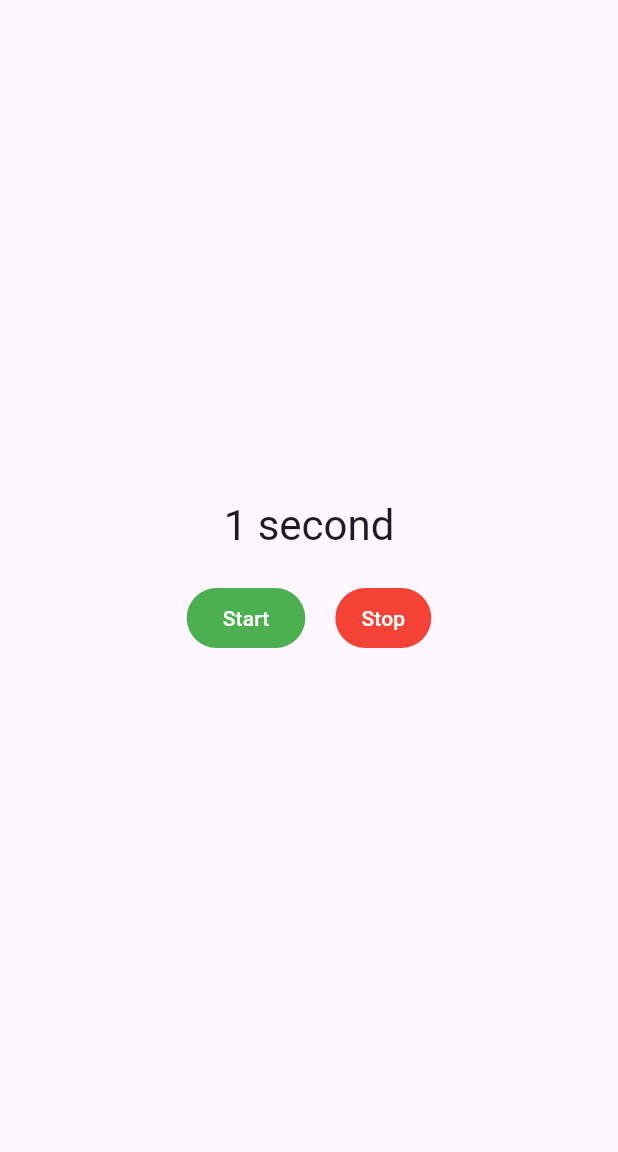
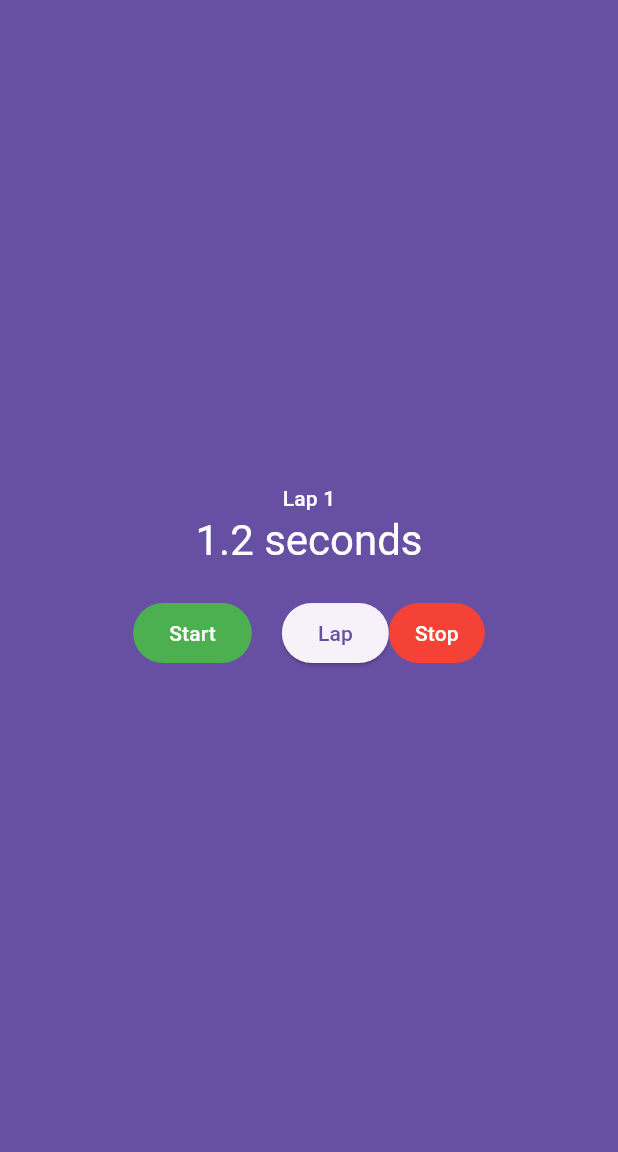
Before and after one commit to thisfren/Flutter-Cookbook, a Flutter app: the screen it shows after launch, after a tap on "Start", on a phone screen of 412 x 824 dp, the part 84-1236 px from its top. Run offline on Flutter 3.47's test engine with Material 3 defaults, Android fonts, the phone set to English and light mode, and no system bars; our stand-ins replace google_fonts.

Commit message:
In the middle of running laps :)

```diff
--- a/Ch. 5/stopwatch/lib/stopwatch.dart
+++ b/Ch. 5/stopwatch/lib/stopwatch.dart
@@ -7,6 +7,7 @@ States can also be marked as dirty, which is what will cause them to repaint on
 */
 import 'dart:async' show Timer;
 import 'package:flutter/material.dart' show AppBar, BuildContext, ButtonStyle, Center, Color, Colors, Column, ElevatedButton, MainAxisAlignment, MaterialStateProperty, Row, Scaffold, SizedBox, State, StatefulWidget, Text, TextButton, Theme, Widget, WidgetStateProperty;
+import 'package:flutter/src/widgets/container.dart';
 
 
 class StopWatch extends StatefulWidget { // A StatefulWidget is divided into two classes –the widget and its state
@@ -19,13 +20,14 @@ Every StatefulWidget needs a State object that will maintain its life cycle. Thi
 StatefulWidgets and their State are so tightly coupled that this is one of the few scenarios where you should keep more than one class in a single file.
 */
 class StopWatchState extends State<StopWatch> {
-  int seconds = 0;
+  int milliseconds = 0;
+  final laps = <int>[];
   late Timer timer;
   bool isTicking = false;
 
   void onTick(Timer time) {
     setState(() { // The setState function tells Flutter that a widget needs to be repainted
-      ++seconds;
+      milliseconds += 100;
     });
   }
 
@@ -56,15 +58,33 @@ class StopWatchState extends State<StopWatch> {
           'Stopwatch'
         )
       ),
-      body: Column(
+      body: _buildCounter(context)
+    );
+  }
+
+  Widget _buildCounter(BuildContext context) {
+    return Container(
+      color: Theme.of(context).primaryColor,
+      child: Column(
         mainAxisAlignment: MainAxisAlignment.center,
         children: <Widget>[
           Text(
-            '$seconds ${_secondsText()}',
-            style: Theme.of(context).textTheme.headlineMedium
+            'Lap ${laps.length + 1}',
+            style: Theme.of(context).textTheme.titleSmall?.copyWith(color: Colors.white)
+          ),
+          Text(
+            _secondsText(),
+            style: Theme.of(context).textTheme.headlineMedium?.copyWith(color: Colors.white)
           ),
           SizedBox(height: 20),
-          Row(
+          _buildControls()
+        ]
+      ),
+    );
+  }
+
+  Widget _buildControls() {
+    return Row(
           mainAxisAlignment: MainAxisAlignment.center,
           children: <Widget>[
             ElevatedButton(
@@ -76,6 +96,9 @@ class StopWatchState extends State<StopWatch> {
               child: Text('Start')
             ),
             SizedBox(width: 20),
+            ElevatedButton(
+              onPressed: isTicking ? _lap : null,
+              child: Text('Lap')),
             TextButton(
               style: ButtonStyle(
                 backgroundColor: WidgetStateProperty.all<Color>(Colors.red),
@@ -85,21 +108,30 @@ class StopWatchState extends State<StopWatch> {
               child: Text('Stop'),
             )
           ]
-          )
-        ]
-      )
         );
   }
 
   /*
   Add this helper function just after the build method to make sure that our text is always grammatically correct
   */
-  String _secondsText() => seconds == 1 ? 'second' : 'seconds';
+  String _secondsText()  {
+    final seconds = milliseconds/ 1000;
+    return '$seconds seconds';
+  }
+
+  void _lap() {
+    setState(() {
+      laps.add(milliseconds);
+      milliseconds = 0;
+    });
+  }
 
   void _startTimer() {
-    timer = Timer.periodic(Duration(seconds: 1), onTick);
+    laps.clear();
+    timer = Timer.periodic(Duration(milliseconds: 100), onTick);
+
     setState(() {
-      seconds = 0;
+      milliseconds = 0;
       isTicking = true;
     });
   }
```
Also changed, not shown: 1 other file. Lines whose indentation alone changed are shown as unchanged.
